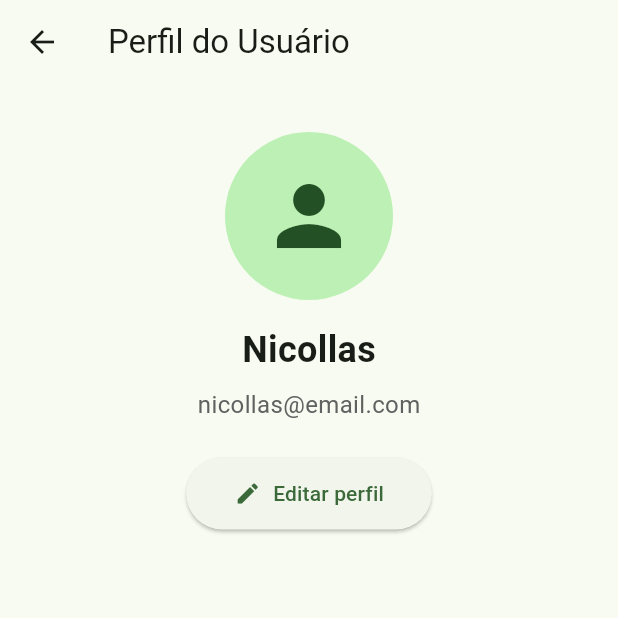
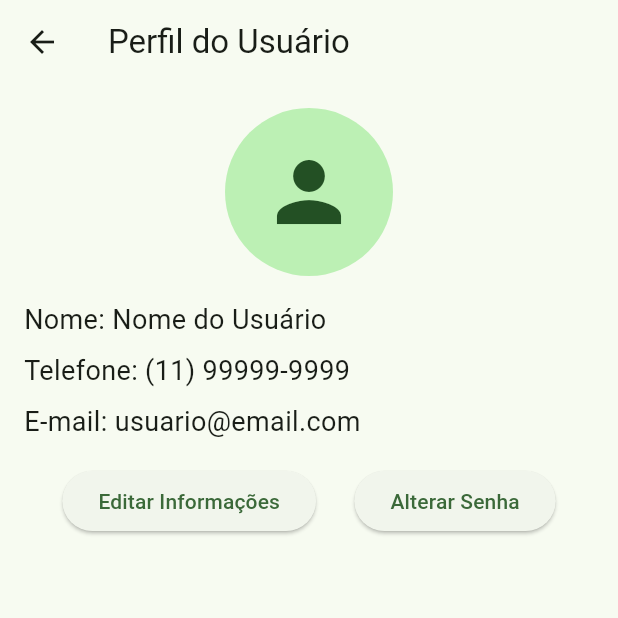
Before and after one commit to GustaK7/FutZone, a Flutter app: the UserProfilePage screen opened directly, on a phone screen of 412 x 824 dp, the top half of it. Run offline on Flutter 3.47's test engine with Material 3 defaults, Android fonts, the phone set to English and light mode, and no system bars; our stand-ins replace image_picker; network calls fail.

Commit message:
Add user profile update and password change functionality

```diff
--- a/lib/pages/user_profile_page.dart
+++ b/lib/pages/user_profile_page.dart
@@ -1,35 +1,124 @@
-//import 'dart:convert';
-//import 'dart:io';
-//import 'package:image_picker/image_picker.dart';
-//import 'package:http/http.dart' as http;
 import 'package:flutter/material.dart';
 import 'package:provider/provider.dart';
-//import 'package:flutter_localizations/flutter_localizations.dart';
-//import 'package:flutter/widgets.dart';
-//import 'package:flutter/animation.dart';
-
-//import '../config/app_config.dart';
-
-//import '../models/sports_space.dart';
-//import '../models/reserved_space.dart';
-//import '../models/notification_item.dart';
-
-//import '../services/space_service.dart';
-//import '../services/user_service.dart';
 
 import '../state/app_state.dart';
+import '../services/user_service.dart';
 
-class UserProfilePage extends StatelessWidget {
+class UserProfilePage extends StatefulWidget {
   const UserProfilePage({super.key});
 
   @override
+  State<UserProfilePage> createState() => _UserProfilePageState();
+}
+
+class _UserProfilePageState extends State<UserProfilePage> {
+  final TextEditingController _nameController = TextEditingController();
+  final TextEditingController _phoneController = TextEditingController();
+  final TextEditingController _emailController = TextEditingController();
+  final TextEditingController _currentPasswordController = TextEditingController();
+  final TextEditingController _newPasswordController = TextEditingController();
+
+  final _formKey = GlobalKey<FormState>();
+
+  bool _isEditing = false;
+
+  @override
+  void initState() {
+    super.initState();
+    // Mocked user data (replace with actual data fetching logic)
+    _nameController.text = "Nome do Usuário";
+    _phoneController.text = "(11) 99999-9999";
+    _emailController.text = "usuario@email.com";
+  }
+
+  void _updateProfile() async {
+    if (_formKey.currentState?.validate() ?? false) {
+      try {
+        const userId = '123';
+        await UserService.updateUser(userId, {
+          'name': _nameController.text,
+          'phone': _phoneController.text,
+          'email': _emailController.text,
+        });
+        setState(() {
+          _isEditing = false;
+        });
+        ScaffoldMessenger.of(context).showSnackBar(
+          const SnackBar(content: Text('Perfil atualizado com sucesso!')),
+        );
+      } catch (e) {
+        ScaffoldMessenger.of(context).showSnackBar(
+          SnackBar(content: Text('Erro ao atualizar perfil: $e')),
+        );
+      }
+    }
+  }
+
+  void _showChangePasswordDialog() {
+    showDialog(
+      context: context,
+      builder: (context) {
+        return AlertDialog(
+          title: const Text('Alterar Senha'),
+          content: Column(
+            mainAxisSize: MainAxisSize.min,
+            children: [
+              TextField(
+                controller: _currentPasswordController,
+                decoration: const InputDecoration(labelText: 'Senha Atual'),
+                obscureText: true,
+              ),
+              const SizedBox(height: 8),
+              TextField(
+                controller: _newPasswordController,
+                decoration: const InputDecoration(labelText: 'Nova Senha'),
+                obscureText: true,
+              ),
+            ],
+          ),
+          actions: [
+            TextButton(
+              onPressed: () => Navigator.of(context).pop(),
+              child: const Text('Cancelar'),
+            ),
+            TextButton(
+              onPressed: () async {
+                try {
+                  const userId = '123';
+                  await UserService.changePassword(
+                    userId,
+                    _currentPasswordController.text,
+                    _newPasswordController.text,
+                  );
+                  Navigator.of(context).pop();
+                  ScaffoldMessenger.of(context).showSnackBar(
+                    const SnackBar(content: Text('Senha alterada com sucesso!')),
+                  );
+                } catch (e) {
+                  ScaffoldMessenger.of(context).showSnackBar(
+                    SnackBar(content: Text('Erro ao alterar senha: $e')),
+                  );
+                }
+              },
+              child: const Text('Alterar'),
+            ),
+          ],
+        );
+      },
+    );
+  }
+
+  @override
   Widget build(BuildContext context) {
-    final appState = context.watch<AppState>();
     return Scaffold(
       appBar: AppBar(title: const Text('Perfil do Usuário')),
-      body: Column(
+      body: Padding(
+        padding: const EdgeInsets.all(16.0),
+        child: Form(
+          key: _formKey,
+          child: Column(
+            crossAxisAlignment: CrossAxisAlignment.start,
             children: [
-          const SizedBox(height: 32),
               const Center(
                 child: CircleAvatar(
                   radius: 56,
@@ -37,26 +126,76 @@ class UserProfilePage extends StatelessWidget {
                 ),
               ),
               const SizedBox(height: 16),
-          Text(appState.userName,
-              style:
-                  const TextStyle(fontSize: 24, fontWeight: FontWeight.bold)),
+              if (!_isEditing) ...[
+                Text('Nome: ${_nameController.text}',
+                    style: const TextStyle(fontSize: 18)),
                 const SizedBox(height: 8),
-          Text(appState.userEmail,
-              style: TextStyle(fontSize: 16, color: Colors.grey[700])),
-          const SizedBox(height: 24),
-          ElevatedButton.icon(
+                Text('Telefone: ${_phoneController.text}',
+                    style: const TextStyle(fontSize: 18)),
+                const SizedBox(height: 8),
+                Text('E-mail: ${_emailController.text}',
+                    style: const TextStyle(fontSize: 18)),
+              ] else ...[
+                TextFormField(
+                  controller: _nameController,
+                  decoration: const InputDecoration(labelText: 'Nome'),
+                  validator: (value) {
+                    if (value == null || value.isEmpty) {
+                      return 'Por favor, insira o nome';
+                    }
+                    return null;
+                  },
+                ),
+                const SizedBox(height: 8),
+                TextFormField(
+                  controller: _phoneController,
+                  decoration: const InputDecoration(labelText: 'Telefone'),
+                  validator: (value) {
+                    if (value == null || value.isEmpty) {
+                      return 'Por favor, insira o telefone';
+                    }
+                    return null;
+                  },
+                ),
+                const SizedBox(height: 8),
+                TextFormField(
+                  controller: _emailController,
+                  decoration: const InputDecoration(labelText: 'E-mail'),
+                  validator: (value) {
+                    if (value == null || value.isEmpty) {
+                      return 'Por favor, insira o e-mail';
+                    }
+                    if (!RegExp(r'^\S+@\S+\.\S+$').hasMatch(value)) {
+                      return 'Por favor, insira um e-mail válido';
+                    }
+                    return null;
+                  },
+                ),
+              ],
+              const SizedBox(height: 16),
+              Row(
+                mainAxisAlignment: MainAxisAlignment.spaceEvenly,
+                children: [
+                  ElevatedButton(
                     onPressed: () {
-              // Futuramente: editar perfil
+                      setState(() {
+                        _isEditing = !_isEditing;
+                      });
+                      if (!_isEditing) {
+                        _updateProfile();
+                      }
                     },
-            icon: const Icon(Icons.edit),
-            label: const Text('Editar perfil'),
-            style: ElevatedButton.styleFrom(
-              padding: const EdgeInsets.symmetric(horizontal: 32, vertical: 14),
-              shape: RoundedRectangleBorder(
-                  borderRadius: BorderRadius.circular(30)),
+                    child: Text(_isEditing ? 'Salvar' : 'Editar Informações'),
+                  ),
+                  ElevatedButton(
+                    onPressed: _showChangePasswordDialog,
+                    child: const Text('Alterar Senha'),
+                  ),
+                ],
+              ),
+            ],
           ),
         ),
-        ],
       ),
     );
   }
```
Also changed, not shown: lib/services/user_service.dart (+14 -0 lines), 1 other file. Lines whose indentation alone changed are shown as unchanged.
